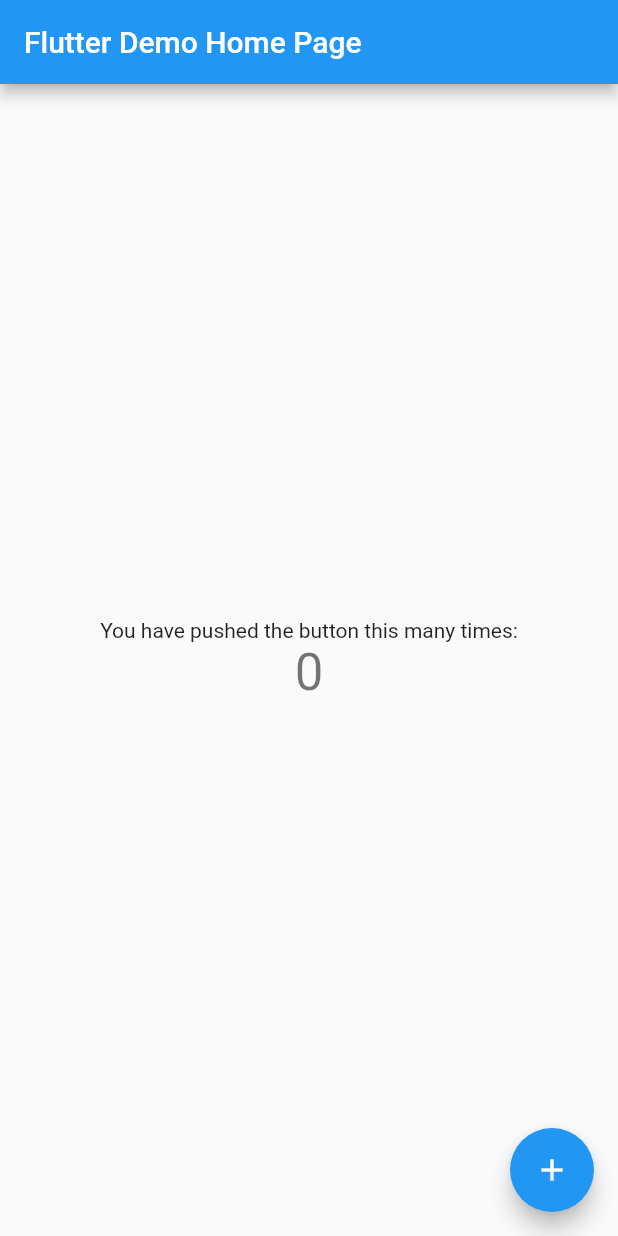
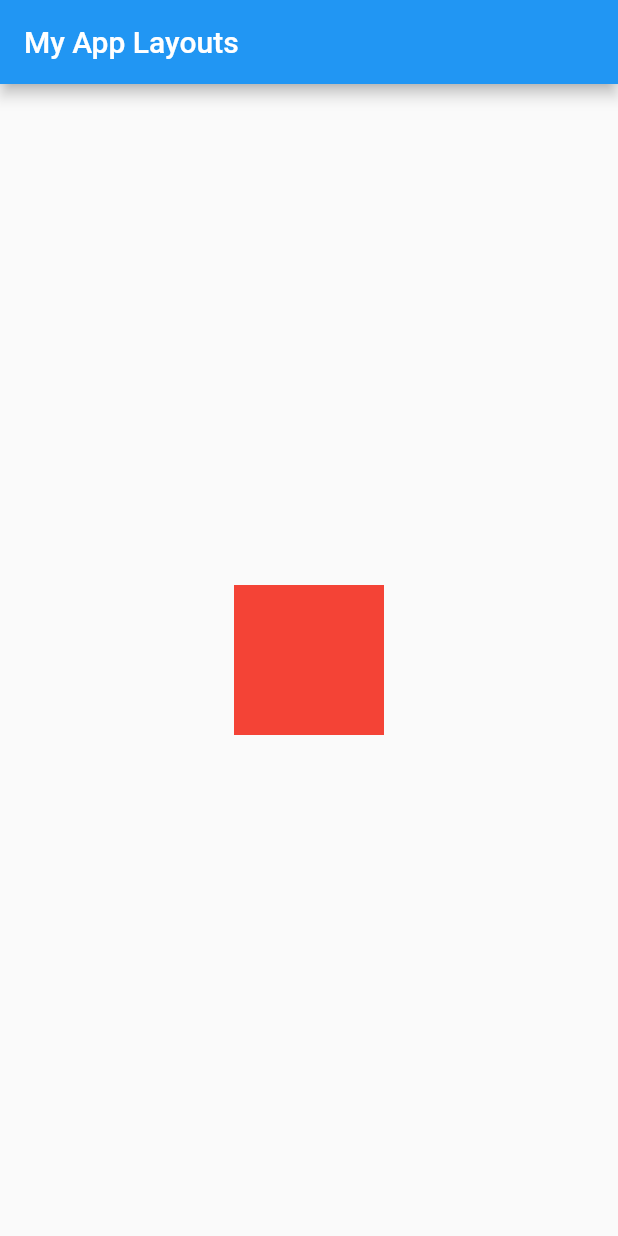
Before and after one commit to sanayut123/flutter_layouts, a Flutter app: the screen it shows after launch, on a phone screen of 412 x 824 dp. Run offline on Flutter 3.47's test engine with Material 2 defaults, Android fonts, the phone set to English and light mode, and no system bars.

Commit message:
Center Widget

```diff
--- a/lib/main.dart
+++ b/lib/main.dart
@@ -26,92 +26,25 @@ class MyApp extends StatelessWidget {
         // closer together (more dense) than on mobile platforms.
         visualDensity: VisualDensity.adaptivePlatformDensity,
       ),
-      home: MyHomePage(title: 'Flutter Demo Home Page'),
+      home: Scaffold(
+        appBar: AppBar(
+          title: Text("My App Layouts"),
+        ),
+        body: layoutWidget(),
+      ),
     );
   }
 }
 
-class MyHomePage extends StatefulWidget {
-  MyHomePage({Key key, this.title}) : super(key: key);
-
-  // This widget is the home page of your application. It is stateful, meaning
-  // that it has a State object (defined below) that contains fields that affect
-  // how it looks.
-
-  // This class is the configuration for the state. It holds the values (in this
-  // case the title) provided by the parent (in this case the App widget) and
-  // used by the build method of the State. Fields in a Widget subclass are
-  // always marked "final".
-
-  final String title;
-
-  @override
-  _MyHomePageState createState() => _MyHomePageState();
-}
-
-class _MyHomePageState extends State<MyHomePage> {
-  int _counter = 0;
-
-  void _incrementCounter() {
-    setState(() {
-      // This call to setState tells the Flutter framework that something has
-      // changed in this State, which causes it to rerun the build method below
-      // so that the display can reflect the updated values. If we changed
-      // _counter without calling setState(), then the build method would not be
-      // called again, and so nothing would appear to happen.
-      _counter++;
-    });
-  }
-
+class layoutWidget extends StatelessWidget {
   @override
   Widget build(BuildContext context) {
-    // This method is rerun every time setState is called, for instance as done
-    // by the _incrementCounter method above.
-    //
-    // The Flutter framework has been optimized to make rerunning build methods
-    // fast, so that you can just rebuild anything that needs updating rather
-    // than having to individually change instances of widgets.
-    return Scaffold(
-      appBar: AppBar(
-        // Here we take the value from the MyHomePage object that was created by
-        // the App.build method, and use it to set our appbar title.
-        title: Text(widget.title),
+    return Center(
+      child: Container(
+        color: Colors.red,
+        width: 100.0,
+        height: 100.0,
       ),
-      body: Center(
-        // Center is a layout widget. It takes a single child and positions it
-        // in the middle of the parent.
-        child: Column(
-          // Column is also a layout widget. It takes a list of children and
-          // arranges them vertically. By default, it sizes itself to fit its
-          // children horizontally, and tries to be as tall as its parent.
-          //
-          // Invoke "debug painting" (press "p" in the console, choose the
-          // "Toggle Debug Paint" action from the Flutter Inspector in Android
-          // Studio, or the "Toggle Debug Paint" command in Visual Studio Code)
-          // to see the wireframe for each widget.
-          //
-          // Column has various properties to control how it sizes itself and
-          // how it positions its children. Here we use mainAxisAlignment to
-          // center the children vertically; the main axis here is the vertical
-          // axis because Columns are vertical (the cross axis would be
-          // horizontal).
-          mainAxisAlignment: MainAxisAlignment.center,
-          children: <Widget>[
-            Text(
-              'You have pushed the button this many times:',
-            ),
-            Text(
-              '$_counter',
-              style: Theme.of(context).textTheme.headline4,
-            ),
-          ],
-        ),
-      ),
-      floatingActionButton: FloatingActionButton(
-        onPressed: _incrementCounter,
-        tooltip: 'Increment',
-        child: Icon(Icons.add),
-      ), // This trailing comma makes auto-formatting nicer for build methods.
     );
   }
 }
```
